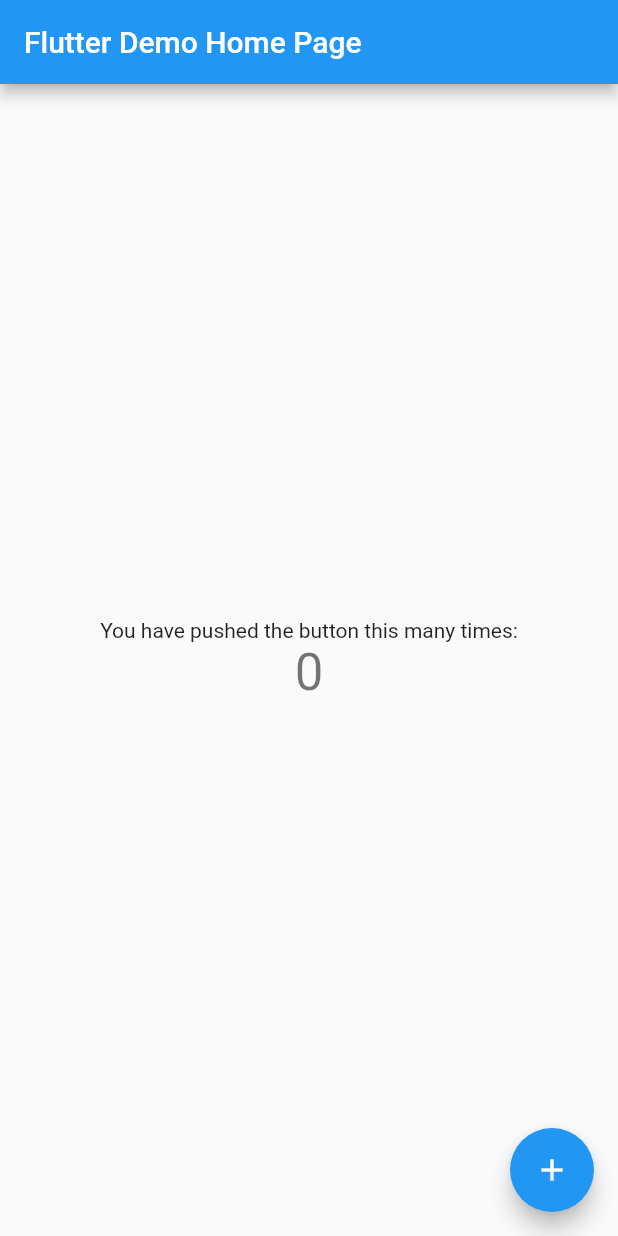
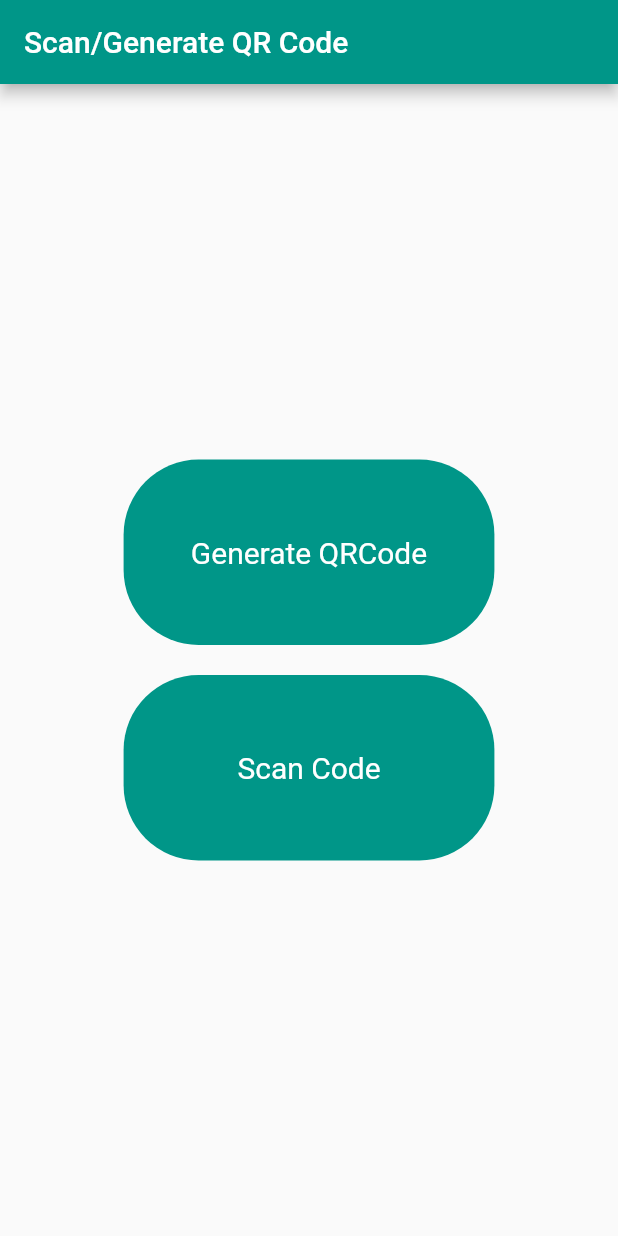
Before and after one commit to mbshuvo325/QRCode_Scanner, a Flutter app: the screen it shows after launch, on a phone screen of 412 x 824 dp. Run offline on Flutter 3.47's test engine with Material 2 defaults, Android fonts, the phone set to English and light mode, and no system bars; our stand-ins replace qr_flutter; missing offline and left inert: barcode_scan, flutter_webview_plugin.

Commit message:
Completing Scann and Generate

```diff
--- a/lib/main.dart
+++ b/lib/main.dart
@@ -1,4 +1,8 @@
+import 'package:barcode_scan/barcode_scan.dart';
 import 'package:flutter/material.dart';
+import 'package:flutter_webview_plugin/flutter_webview_plugin.dart';
+import 'package:qrscodecanner/screens/generatingPage.dart';
+import 'package:qrscodecanner/screens/scanningPage.dart';
 
 void main() {
   runApp(MyApp());
@@ -9,109 +13,68 @@ class MyApp extends StatelessWidget {
   @override
   Widget build(BuildContext context) {
     return MaterialApp(
+      debugShowCheckedModeBanner: false,
       title: 'Flutter Demo',
       theme: ThemeData(
-        // This is the theme of your application.
-        //
-        // Try running your application with "flutter run". You'll see the
-        // application has a blue toolbar. Then, without quitting the app, try
-        // changing the primarySwatch below to Colors.green and then invoke
-        // "hot reload" (press "r" in the console where you ran "flutter run",
-        // or simply save your changes to "hot reload" in a Flutter IDE).
-        // Notice that the counter didn't reset back to zero; the application
-        // is not restarted.
-        primarySwatch: Colors.blue,
-        // This makes the visual density adapt to the platform that you run
-        // the app on. For desktop platforms, the controls will be smaller and
-        // closer together (more dense) than on mobile platforms.
+        primarySwatch: Colors.teal,
         visualDensity: VisualDensity.adaptivePlatformDensity,
       ),
-      home: MyHomePage(title: 'Flutter Demo Home Page'),
+      home: HomePage(),
     );
   }
 }
-
-class MyHomePage extends StatefulWidget {
-  MyHomePage({Key key, this.title}) : super(key: key);
-
-  // This widget is the home page of your application. It is stateful, meaning
-  // that it has a State object (defined below) that contains fields that affect
-  // how it looks.
-
-  // This class is the configuration for the state. It holds the values (in this
-  // case the title) provided by the parent (in this case the App widget) and
-  // used by the build method of the State. Fields in a Widget subclass are
-  // always marked "final".
-
-  final String title;
-
+class HomePage extends StatefulWidget {
   @override
-  _MyHomePageState createState() => _MyHomePageState();
+  _HomePageState createState() => _HomePageState();
 }
 
-class _MyHomePageState extends State<MyHomePage> {
-  int _counter = 0;
+class _HomePageState extends State<HomePage> {
 
-  void _incrementCounter() {
-    setState(() {
-      // This call to setState tells the Flutter framework that something has
-      // changed in this State, which causes it to rerun the build method below
-      // so that the display can reflect the updated values. If we changed
-      // _counter without calling setState(), then the build method would not be
-      // called again, and so nothing would appear to happen.
-      _counter++;
-    });
-  }
 
   @override
   Widget build(BuildContext context) {
-    // This method is rerun every time setState is called, for instance as done
-    // by the _incrementCounter method above.
-    //
-    // The Flutter framework has been optimized to make rerunning build methods
-    // fast, so that you can just rebuild anything that needs updating rather
-    // than having to individually change instances of widgets.
     return Scaffold(
       appBar: AppBar(
-        // Here we take the value from the MyHomePage object that was created by
-        // the App.build method, and use it to set our appbar title.
-        title: Text(widget.title),
+        title: Text("Scan/Generate QR Code"),
       ),
       body: Center(
-        // Center is a layout widget. It takes a single child and positions it
-        // in the middle of the parent.
-        child: Column(
-          // Column is also a layout widget. It takes a list of children and
-          // arranges them vertically. By default, it sizes itself to fit its
-          // children horizontally, and tries to be as tall as its parent.
-          //
-          // Invoke "debug painting" (press "p" in the console, choose the
-          // "Toggle Debug Paint" action from the Flutter Inspector in Android
-          // Studio, or the "Toggle Debug Paint" command in Visual Studio Code)
-          // to see the wireframe for each widget.
-          //
-          // Column has various properties to control how it sizes itself and
-          // how it positions its children. Here we use mainAxisAlignment to
-          // center the children vertically; the main axis here is the vertical
-          // axis because Columns are vertical (the cross axis would be
-          // horizontal).
-          mainAxisAlignment: MainAxisAlignment.center,
-          children: <Widget>[
-            Text(
-              'You have pushed the button this many times:',
-            ),
-            Text(
-              '$_counter',
-              style: Theme.of(context).textTheme.headline4,
-            ),
-          ],
+        child: Container(
+          child: Column(
+            mainAxisAlignment: MainAxisAlignment.center,
+            children: [
+              GestureDetector(
+                onTap: (){
+                  Navigator.of(context).push(MaterialPageRoute(builder: (context) => QRGenerator()));
+                },
+                child: Container(
+                  height: MediaQuery.of(context).size.height*0.15,
+                  width: MediaQuery.of(context).size.width*0.6,
+                  decoration: BoxDecoration(
+                    color: Colors.teal,
+                    borderRadius: BorderRadius.circular(50),
+                  ),
+                  child: Center(child: Text("Generate QRCode",style: TextStyle(fontSize: 20,color: Colors.white),)),
+                ),
+              ),
+              SizedBox(height: 20,),
+              GestureDetector(
+                onTap: (){
+                  Navigator.of(context).push(MaterialPageRoute(builder: (context) => ScannerPage()));
+                },
+                child: Container(
+                  height: MediaQuery.of(context).size.height*0.15,
+                  width: MediaQuery.of(context).size.width*0.6,
+                  decoration: BoxDecoration(
+                    color: Colors.teal,
+                    borderRadius: BorderRadius.circular(50),
+                  ),
+                  child: Center(child: Text("Scan Code",style: TextStyle(fontSize: 20,color: Colors.white),)),
+                ),
+              )
+            ],
+          ),
         ),
       ),
-      floatingActionButton: FloatingActionButton(
-        onPressed: _incrementCounter,
-        tooltip: 'Increment',
-        child: Icon(Icons.add),
-      ), // This trailing comma makes auto-formatting nicer for build methods.
     );
   }
 }
```
Also changed, not shown: lib/screens/GeneratedQR.dart (added, +29 -0 lines), lib/screens/generatingPage.dart (added, +72 -0 lines), lib/screens/scanningPage.dart (added, +54 -0 lines), pubspec.yaml (+5 -2 lines), pubspec.lock, 10 other files.
